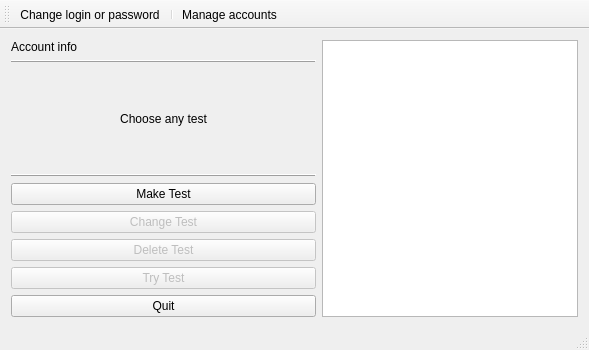
Old version of the form createwindow.ui in the repository Wooderan/TestiMy.
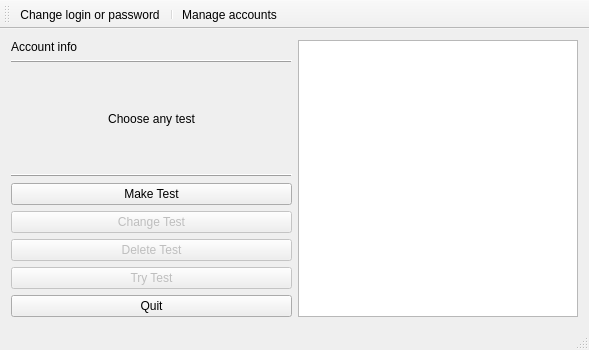
New version of the form.

```diff
--- a/createwindow.ui
+++ b/createwindow.ui
@@ -14,7 +14,7 @@
    <string>MainWindow</string>
   </property>
   <widget class="QWidget" name="centralWidget">
-   <layout class="QHBoxLayout" name="horizontalLayout" stretch="3,0">
+   <layout class="QHBoxLayout" name="horizontalLayout" stretch="3,3">
     <item>
      <layout class="QVBoxLayout" name="verticalLayout" stretch="0,0,1,0,0,0">
       <item>
```
Left out of the diff: 6 changed lines with no effect on the pictures.
